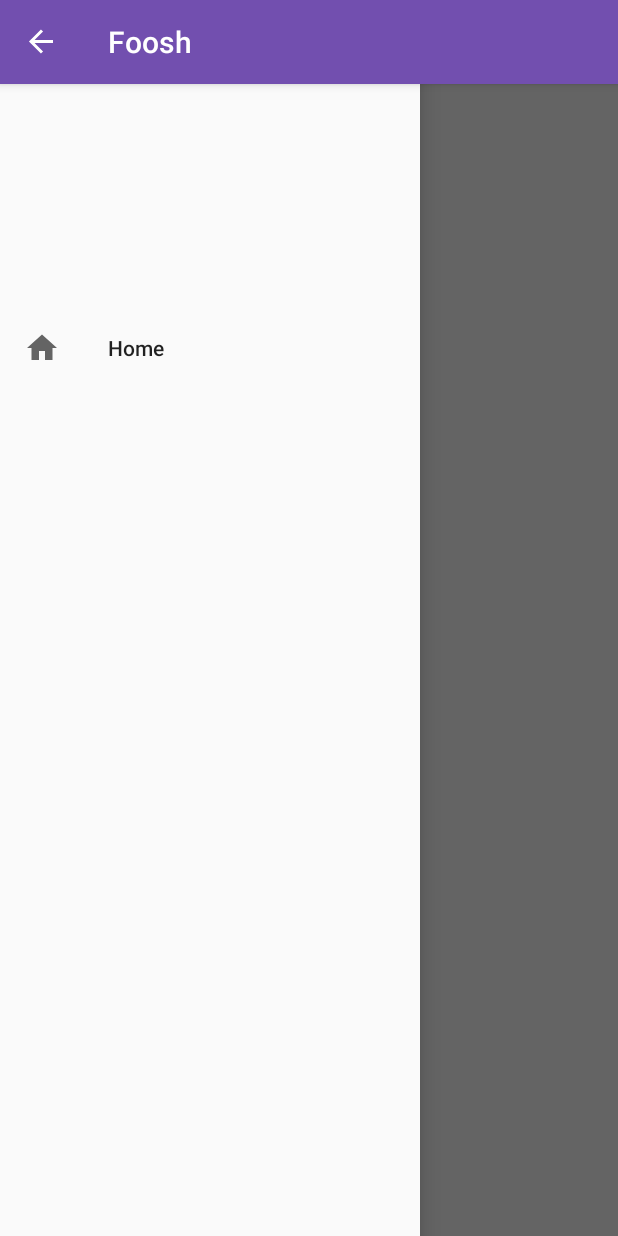
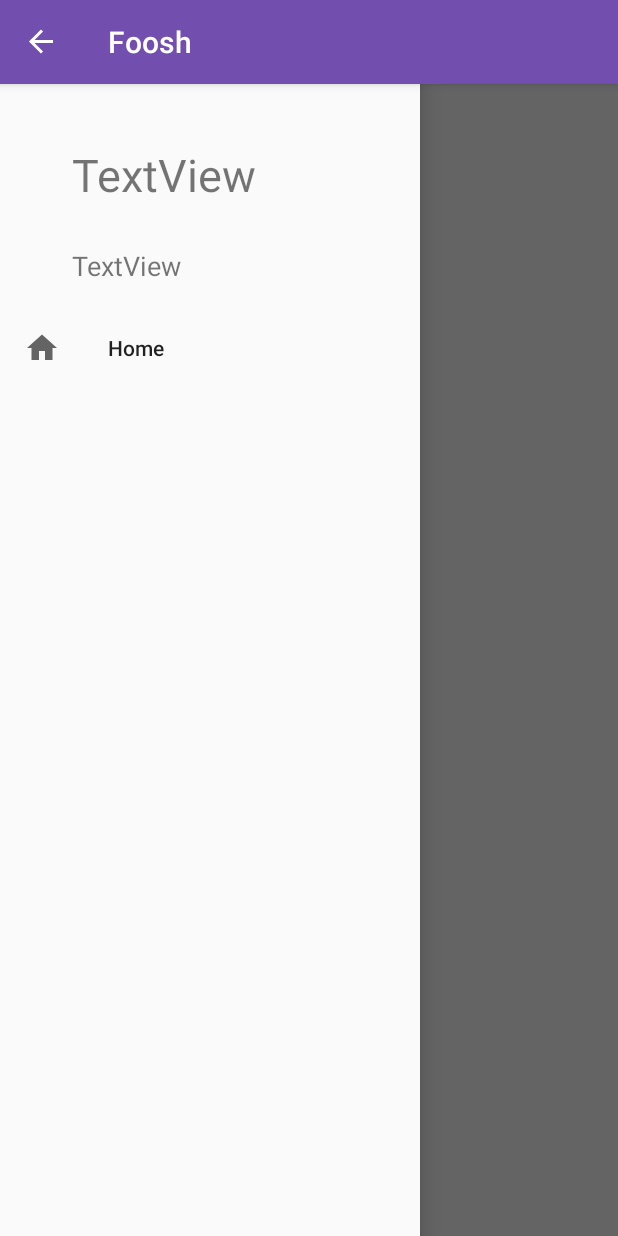
Before and after one commit to mpohizek/Foosh, an Android app: the screen it shows after launch once a user with an empty profile is signed in (MainActivity), with the side drawer open, on a phone screen of 412 x 824 dp. Run offline under Robolectric (Android 15) with nearby library versions, the phone set to English and light mode, and no system bars; our stand-ins replace Firebase (no records; nobody signed in at launch, a user with empty details on screens opened directly); libraries missing offline, so code that uses them is left out: com.firebase.ui; 2 statements that could not run were skipped.

Commit message:
User name listener promjena načina dohvata podataka

```diff
--- a/FooshAndroid/app/src/main/java/foosh/air/foi/hr/NavigationDrawerBaseActivity.java
+++ b/FooshAndroid/app/src/main/java/foosh/air/foi/hr/NavigationDrawerBaseActivity.java
@@ -12,17 +12,25 @@ import android.view.View;
 import android.widget.TextView;
 
 import com.google.firebase.auth.FirebaseAuth;
+import com.google.firebase.auth.FirebaseUser;
+import com.google.firebase.database.DataSnapshot;
+import com.google.firebase.database.DatabaseError;
+import com.google.firebase.database.DatabaseReference;
+import com.google.firebase.database.FirebaseDatabase;
+import com.google.firebase.database.ValueEventListener;
+
+import foosh.air.foi.hr.model.User;
 
 public class NavigationDrawerBaseActivity extends AppCompatActivity {
 
     DrawerLayout drawerLayout;
     ActionBarDrawerToggle actionBarDrawerToggle;
-
+    FirebaseUser mUser;
     @Override
     protected void onCreate(Bundle savedInstanceState) {
         super.onCreate(savedInstanceState);
         setContentView(R.layout.activity_main);
-
+        mUser = FirebaseAuth.getInstance().getCurrentUser();
         drawerLayout = (DrawerLayout) findViewById(R.id.drawer_layout);
         actionBarDrawerToggle = new ActionBarDrawerToggle(this, drawerLayout, R.string.open, R.string.close);
         drawerLayout.addDrawerListener(actionBarDrawerToggle);
@@ -30,6 +38,9 @@ public class NavigationDrawerBaseActivity extends AppCompatActivity {
 
         NavigationView navigationView = (NavigationView) findViewById(R.id.nav_view);
         View navigationHeader = navigationView.getHeaderView(0);
+
+        setUserNameListener(navigationHeader);
+
         navigationHeader.setOnClickListener(new View.OnClickListener() {
             @Override
             public void onClick(View view) {
@@ -40,10 +51,7 @@ public class NavigationDrawerBaseActivity extends AppCompatActivity {
             }
         });
 
-        TextView displayNameText = (TextView) navigationHeader.findViewById(R.id.displayNameText);
-        displayNameText.setText(FirebaseAuth.getInstance().getCurrentUser().getDisplayName());
-        TextView emailText = (TextView) navigationHeader.findViewById(R.id.emailText);
-        emailText.setText(FirebaseAuth.getInstance().getCurrentUser().getEmail());
+
         navigationView.setNavigationItemSelectedListener(new NavigationView.OnNavigationItemSelectedListener() {
             @Override
             public boolean onNavigationItemSelected(MenuItem item) {
@@ -75,4 +83,28 @@ public class NavigationDrawerBaseActivity extends AppCompatActivity {
 
         actionBarDrawerToggle.syncState();
     }
+
+    private void setUserNameListener(final View header){
+
+
+        DatabaseReference userRef;
+        userRef = FirebaseDatabase.getInstance().getReference("users/" + mUser.getUid());
+
+        userRef.addValueEventListener(new ValueEventListener() {
+            @Override
+            public void onDataChange(DataSnapshot dataSnapshot) {
+                User user = dataSnapshot.getValue(User.class);
+
+                TextView displayNameText = (TextView) header.findViewById(R.id.displayNameText);
+                displayNameText.setText(user.getDisplayName());
+                TextView emailText = (TextView) header.findViewById(R.id.emailText);
+                emailText.setText(user.getEmail());
+            }
+
+            @Override
+            public void onCancelled(DatabaseError databaseError) {
+
+            }
+        });
+    }
 }
```
